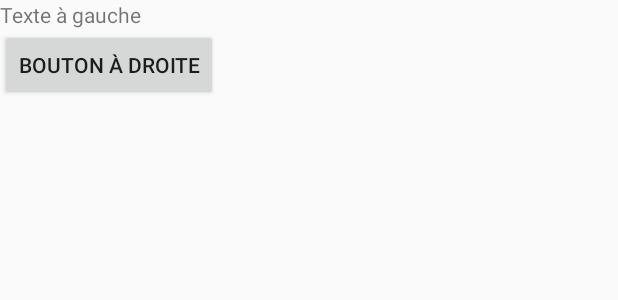
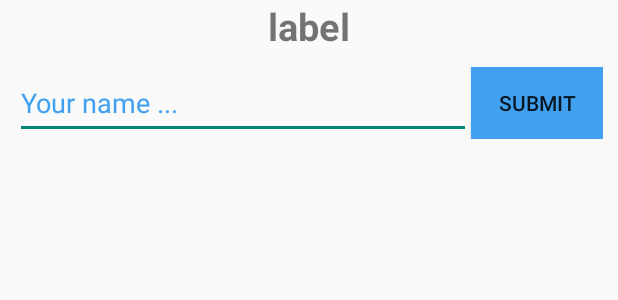
Before and after one commit to ZieAmara/ESIR2-SI-ProgMobile-TPs, an Android app built with Jetpack Compose: the layout main_layout.xml on its own in the app's theme, with its tools: preview values and no code run, on a phone screen of 412 x 824 dp. Shown: the top 300 px of the screen. Run offline under Robolectric (Android 15) with nearby library versions, the phone set to English and light mode, and no system bars.

Commit message:
reponse 3

```diff
--- a/TP2/Manipulationdeslayouts/app/src/main/res/layout/main_layout.xml
+++ b/TP2/Manipulationdeslayouts/app/src/main/res/layout/main_layout.xml
@@ -1,14 +1,37 @@
 <?xml version="1.0" encoding="utf-8"?>
 <LinearLayout xmlns:android="http://schemas.android.com/apk/res/android"
-                android:layout_width="match_parent"
-                android:layout_height="match_parent"
-                android:orientation="vertical" >
-        <TextView android:id="@+id/text"
-                android:layout_width="wrap_content"
-                android:layout_height="wrap_content"
-                android:text="Texte à gauche" />
-        <Button android:id="@+id/button"
-                android:layout_width="wrap_content"
-                android:layout_height="wrap_content"
-                android:text="Bouton à droite" />
+    android:layout_width="match_parent"
+    android:layout_height="match_parent"
+    android:orientation="vertical">
+        <TextView
+            android:id="@+id/text"
+            android:layout_width="match_parent"
+            android:layout_height="wrap_content"
+            android:gravity="center"
+            android:textStyle="bold"
+            android:textSize="25sp"
+            android:text="label" />
+
+        <LinearLayout
+            android:layout_width="match_parent"
+            android:layout_height="wrap_content"
+            android:orientation="horizontal"
+            android:gravity="center"
+            android:layout_margin="10sp">
+
+                <EditText
+                    android:layout_width="match_parent"
+                    android:layout_height="match_parent"
+                    android:ems="10"
+                    android:layout_weight="1"
+                    android:inputType="textPersonName"
+                    android:minHeight="48sp"
+                    android:hint="Your name ..."
+                    android:textColorHint="#41A0F0"/>
+                <Button
+                    android:layout_width="wrap_content"
+                    android:layout_height="wrap_content"
+                    android:background="#41A0F0"
+                    android:text="submit" />
+        </LinearLayout>
 </LinearLayout>
```
